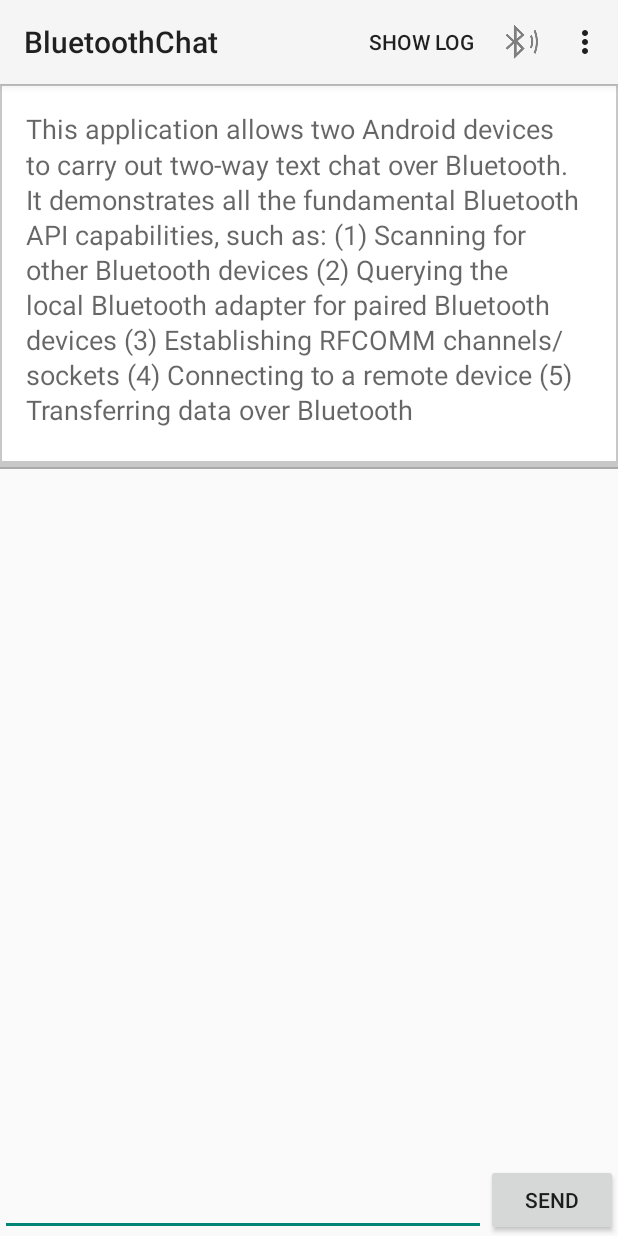
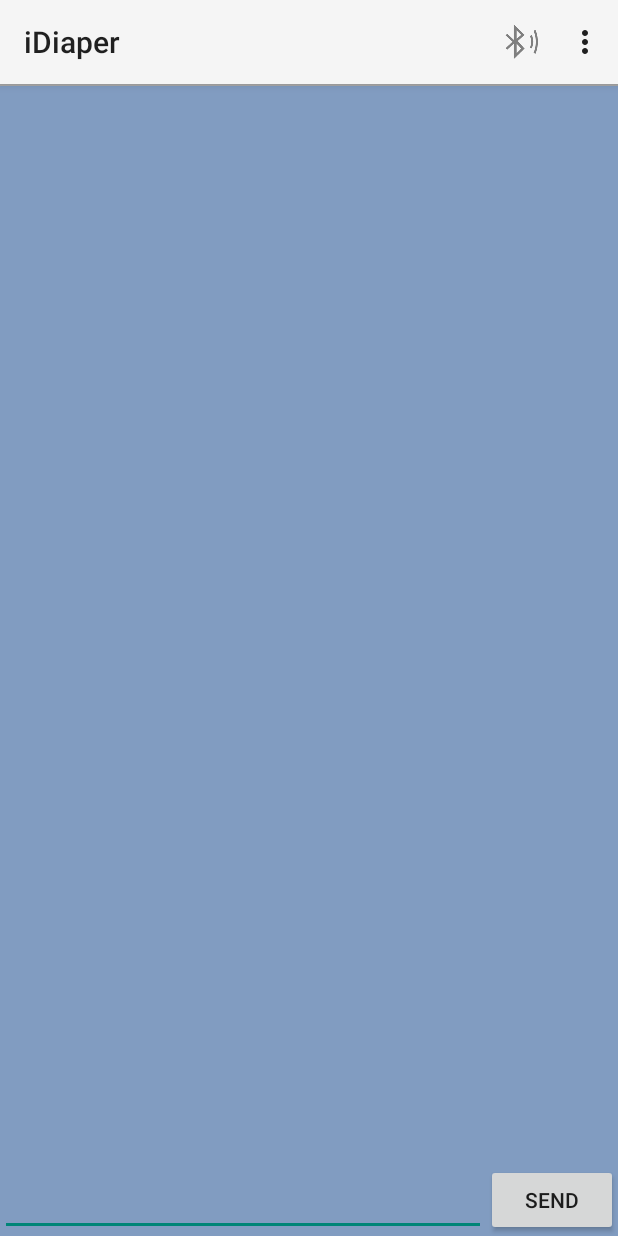
Before and after one commit to KatarzynaWidawka/Aplikacja_mobilna_praca_magisterska, an Android app: the screen it shows after launch (MainActivity), on a phone screen of 412 x 824 dp. Run offline under Robolectric (Android 15) with nearby library versions, the phone set to English and light mode, and no system bars.

Commit message:
Personalizacja aplikacji opartej na przykładzie BluetoothChat

```diff
--- a/Application/src/main/java/com/example/android/bluetoothchat/MainActivity.java
+++ b/Application/src/main/java/com/example/android/bluetoothchat/MainActivity.java
@@ -64,51 +64,9 @@ public class MainActivity extends SampleActivityBase {
         return true;
     }
 
-    @Override
-    public boolean onPrepareOptionsMenu(Menu menu) {
-        MenuItem logToggle = menu.findItem(R.id.menu_toggle_log);
-        logToggle.setVisible(findViewById(R.id.sample_output) instanceof ViewAnimator);
-        logToggle.setTitle(mLogShown ? R.string.sample_hide_log : R.string.sample_show_log);
-
-        return super.onPrepareOptionsMenu(menu);
-    }
-
-    @Override
-    public boolean onOptionsItemSelected(MenuItem item) {
-        switch (item.getItemId()) {
-            case R.id.menu_toggle_log:
-                mLogShown = !mLogShown;
-                ViewAnimator output = findViewById(R.id.sample_output);
-                if (mLogShown) {
-                    output.setDisplayedChild(1);
-                } else {
-                    output.setDisplayedChild(0);
-                }
-                invalidateOptionsMenu();
-                return true;
-        }
-        return super.onOptionsItemSelected(item);
-    }
 
     /**
      * Create a chain of targets that will receive log data
      */
-    @Override
-    public void initializeLogging() {
-        // Wraps Android's native log framework.
-        LogWrapper logWrapper = new LogWrapper();
-        // Using Log, front-end to the logging chain, emulates android.util.log method signatures.
-        Log.setLogNode(logWrapper);
 
-        // Filter strips out everything except the message text.
-        MessageOnlyLogFilter msgFilter = new MessageOnlyLogFilter();
-        logWrapper.setNext(msgFilter);
-
-        // On screen logging via a fragment with a TextView.
-        LogFragment logFragment = (LogFragment) getSupportFragmentManager()
-                .findFragmentById(R.id.log_fragment);
-        msgFilter.setNext(logFragment.getLogView());
-
-        Log.i(TAG, "Ready");
-    }
 }
--- a/Application/src/main/res/layout-w720dp/activity_main.xml
+++ b/Application/src/main/res/layout-w720dp/activity_main.xml
@@ -27,33 +27,6 @@
           android:layout_weight="1"
           android:orientation="vertical">
 
-        <FrameLayout
-              style="@style/Widget.SampleMessageTile"
-              android:layout_width="match_parent"
-              android:layout_height="wrap_content">
-
-            <TextView
-                  style="@style/Widget.SampleMessage"
-                  android:layout_width="match_parent"
-                  android:layout_height="wrap_content"
-                  android:paddingLeft="@dimen/margin_medium"
-                  android:paddingRight="@dimen/margin_medium"
-                  android:paddingTop="@dimen/margin_large"
-                  android:paddingBottom="@dimen/margin_large"
-                  android:text="@string/intro_message" />
-        </FrameLayout>
-
-        <View
-              android:layout_width="match_parent"
-              android:layout_height="1dp"
-              android:background="@android:color/darker_gray" />
-
-        <fragment
-              android:name="com.example.android.common.logger.LogFragment"
-              android:id="@+id/log_fragment"
-              android:layout_width="match_parent"
-              android:layout_height="0px"
-              android:layout_weight="1" />
 
     </LinearLayout>
 
--- a/Application/src/main/res/layout/activity_main.xml
+++ b/Application/src/main/res/layout/activity_main.xml
@@ -20,36 +20,6 @@
 android:layout_height="match_parent"
 android:id="@+id/sample_main_layout">
 
-    <ViewAnimator
-          android:id="@+id/sample_output"
-          android:layout_width="match_parent"
-          android:layout_height="0px"
-          android:layout_weight="1">
-
-        <ScrollView
-              style="@style/Widget.SampleMessageTile"
-              android:layout_width="match_parent"
-              android:layout_height="match_parent">
-
-            <TextView
-                  style="@style/Widget.SampleMessage"
-                  android:layout_width="match_parent"
-                  android:layout_height="wrap_content"
-                  android:paddingLeft="@dimen/horizontal_page_margin"
-                  android:paddingRight="@dimen/horizontal_page_margin"
-                  android:paddingTop="@dimen/vertical_page_margin"
-                  android:paddingBottom="@dimen/vertical_page_margin"
-                  android:text="@string/intro_message" />
-        </ScrollView>
-
-        <fragment
-              android:name="com.example.android.common.logger.LogFragment"
-              android:id="@+id/log_fragment"
-              android:layout_width="match_parent"
-              android:layout_height="match_parent" />
-
-    </ViewAnimator>
-
 <View
     android:layout_width="match_parent"
     android:layout_height="1dp"
@@ -57,8 +27,9 @@
 
     <FrameLayout
         android:id="@+id/sample_content_fragment"
+        android:layout_width="match_parent"
+        android:layout_height="0px"
         android:layout_weight="2"
-          android:layout_width="match_parent"
-          android:layout_height="0px" />
+        android:background="#819CC1" />
 
 </LinearLayout>
--- a/Application/src/main/res/menu/main.xml
+++ b/Application/src/main/res/menu/main.xml
@@ -17,7 +17,5 @@
 <menu xmlns:android="http://schemas.android.com/apk/res/android"
       xmlns:tools="http://schemas.android.com/tools"
       tools:ignore="AppCompatResource">
-    <item android:id="@+id/menu_toggle_log"
-          android:showAsAction="always"
-          android:title="@string/sample_show_log" />
+
 </menu>
--- a/Application/src/main/res/values/base-strings.xml
+++ /dev/null
@@ -1,35 +0,0 @@
-<?xml version="1.0" encoding="UTF-8"?>
-<!--
- Copyright 2013 The Android Open Source Project
-
- Licensed under the Apache License, Version 2.0 (the "License");
- you may not use this file except in compliance with the License.
- You may obtain a copy of the License at
-
-     http://www.apache.org/licenses/LICENSE-2.0
-
- Unless required by applicable law or agreed to in writing, software
- distributed under the License is distributed on an "AS IS" BASIS,
- WITHOUT WARRANTIES OR CONDITIONS OF ANY KIND, either express or implied.
- See the License for the specific language governing permissions and
- limitations under the License.
--->
-
-<resources>
-    <string name="app_name">BluetoothChat</string>
-    <string name="intro_message">
-        <![CDATA[
-
-
-            This application allows two Android devices to carry out two-way text chat over
-            Bluetooth. It demonstrates all the fundamental Bluetooth API capabilities, such as:
-              (1) Scanning for other Bluetooth devices
-              (2) Querying the local Bluetooth adapter for paired Bluetooth devices
-              (3) Establishing RFCOMM channels/sockets
-              (4) Connecting to a remote device
-              (5) Transferring data over Bluetooth
-
-
-        ]]>
-    </string>
-</resources>
--- a/Application/src/main/res/values/fragmentview_strings.xml
+++ b/Application/src/main/res/values/fragmentview_strings.xml
@@ -14,6 +14,5 @@
   limitations under the License.
 -->
 <resources>
-    <string name="sample_show_log">Show Log</string>
-    <string name="sample_hide_log">Hide Log</string>
+
 </resources>
--- a/Application/src/main/res/values/strings.xml
+++ b/Application/src/main/res/values/strings.xml
@@ -38,4 +38,6 @@
     <string name="insecure_connect">Connect a device - Insecure</string>
     <string name="discoverable">Make discoverable</string>
 
+    <string name="app_name">iDiaper</string>
+
 </resources>
--- a/build.gradle
+++ b/build.gradle
@@ -21,7 +21,7 @@ buildscript {
     }
 
     dependencies {
-        classpath 'com.android.tools.build:gradle:3.5.0'
+        classpath 'com.android.tools.build:gradle:3.6.1'
     }
 }
 
```
Also changed, not shown: Application/src/main/AndroidManifest.xml (+4 -3 lines), Application/src/main/res/layout/device_name.xml (+4 -5 lines), Application/src/main/res/layout/message.xml (+7 -5 lines), Application/src/main/res/drawable-hdpi/ic_launcher.png, Application/src/main/res/drawable-mdpi/ic_launcher.png, Application/src/main/res/drawable-xhdpi/ic_launcher.png, Application/src/main/res/drawable-xxhdpi/ic_launcher.png, gradle/wrapper/gradle-wrapper.properties, 915 other files. Lines whose indentation alone changed are shown as unchanged.
